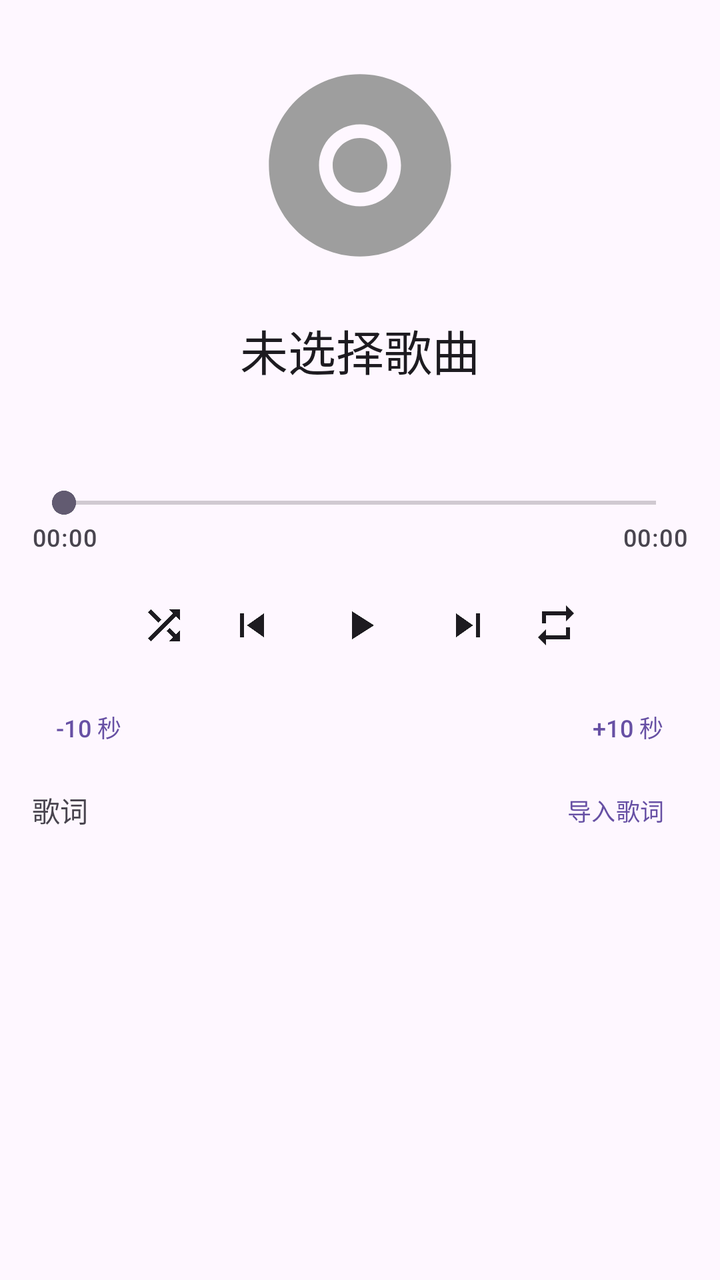
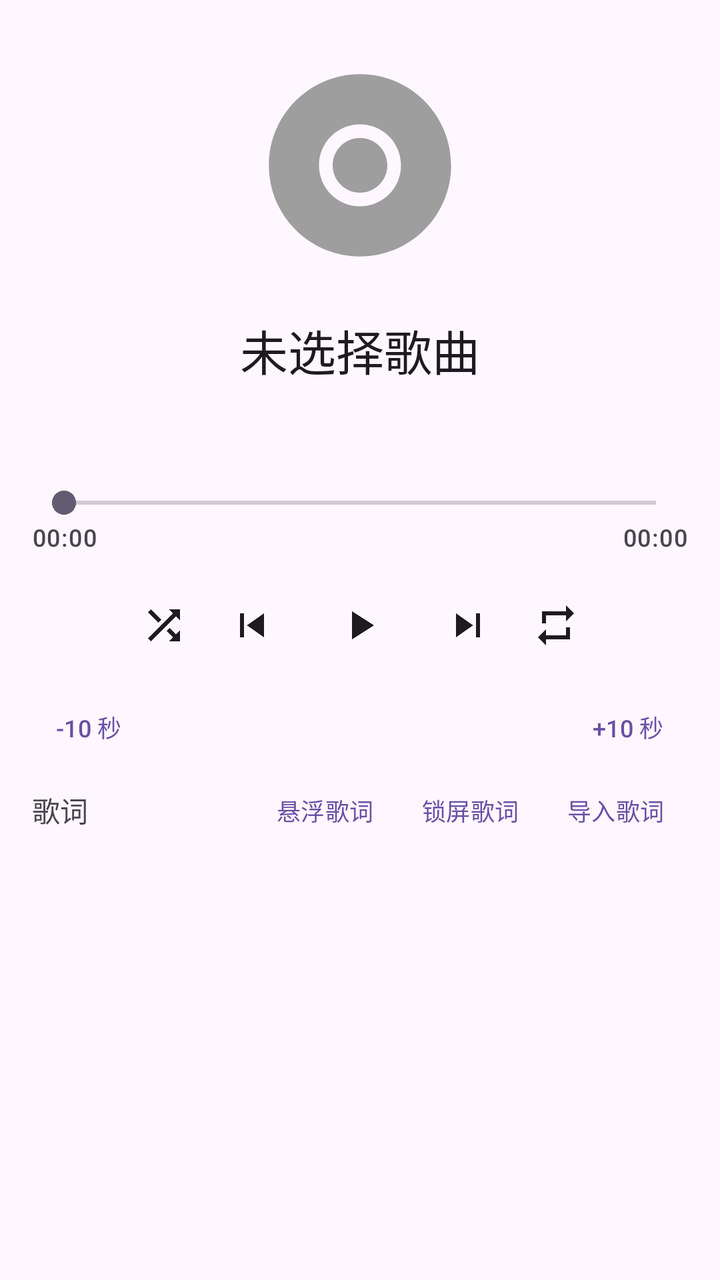

An Android layout rendered at two revisions. The XML below is the earlier revision; the diff shows what the commit changed to produce the second picture.
<!-- AndroidManifest.xml: application theme Theme.MusicPlayer -->
<!-- res/layout/fragment_player.xml -->
<?xml version="1.0" encoding="utf-8"?>
<LinearLayout xmlns:android="http://schemas.android.com/apk/res/android"
    xmlns:app="http://schemas.android.com/apk/res-auto"
    xmlns:tools="http://schemas.android.com/tools"
    android:layout_width="match_parent"
    android:layout_height="match_parent"
    android:background="?attr/colorSurface"
    android:orientation="vertical"
    android:padding="16dp"
    tools:ignore="Overdraw">

    <ImageView
        android:id="@+id/artwork"
        android:layout_width="match_parent"
        android:layout_height="0dp"
        android:layout_weight="2"
        android:contentDescription="@string/album_art"
        android:padding="12dp"
        android:scaleType="fitCenter"
        android:src="@drawable/ic_album_placeholder" />

    <TextView
        android:id="@+id/title"
        android:layout_width="match_parent"
        android:layout_height="wrap_content"
        android:layout_marginTop="8dp"
        android:ellipsize="end"
        android:gravity="center"
        android:maxLines="1"
        android:text="@string/no_track_selected"
        android:textAppearance="?attr/textAppearanceHeadlineSmall" />

    <TextView
        android:id="@+id/artist"
        android:layout_width="match_parent"
        android:layout_height="wrap_content"
        android:ellipsize="end"
        android:gravity="center"
        android:maxLines="1"
        android:textAppearance="?attr/textAppearanceTitleMedium"
        android:textColor="?attr/colorOnSurfaceVariant" />

    <TextView
        android:id="@+id/album"
        android:layout_width="match_parent"
        android:layout_height="wrap_content"
        android:ellipsize="end"
        android:gravity="center"
        android:maxLines="1"
        android:textAppearance="?attr/textAppearanceBodySmall"
        android:textColor="?attr/colorOnSurfaceVariant" />

    <SeekBar
        android:id="@+id/seekBar"
        android:layout_width="match_parent"
        android:layout_height="wrap_content"
        android:layout_marginTop="12dp"
        android:max="0" />

    <LinearLayout
        android:layout_width="match_parent"
        android:layout_height="wrap_content"
        android:orientation="horizontal">

        <TextView
            android:id="@+id/timeCurrent"
            android:layout_width="wrap_content"
            android:layout_height="wrap_content"
            android:text="@string/time_zero"
            android:textAppearance="?attr/textAppearanceLabelMedium"
            android:textColor="?attr/colorOnSurfaceVariant" />

        <Space
            android:layout_width="0dp"
            android:layout_height="1dp"
            android:layout_weight="1" />

        <TextView
            android:id="@+id/timeTotal"
            android:layout_width="wrap_content"
            android:layout_height="wrap_content"
            android:text="@string/time_zero"
            android:textAppearance="?attr/textAppearanceLabelMedium"
            android:textColor="?attr/colorOnSurfaceVariant" />

    </LinearLayout>

    <LinearLayout
        android:layout_width="match_parent"
        android:layout_height="wrap_content"
        android:layout_marginTop="4dp"
        android:gravity="center"
        android:orientation="horizontal">

        <ImageButton
            android:id="@+id/btnShuffle"
            style="@style/MusicPlayerIconButton"
            android:contentDescription="@string/shuffle"
            android:src="@drawable/ic_shuffle" />

        <ImageButton
            android:id="@+id/btnPrevious"
            style="@style/MusicPlayerIconButton"
            android:contentDescription="@string/previous"
            android:src="@drawable/ic_skip_previous" />

        <ImageButton
            android:id="@+id/btnPlayPause"
            style="@style/MusicPlayerIconButton"
            android:layout_width="64dp"
            android:layout_height="64dp"
            android:contentDescription="@string/play_pause"
            android:padding="16dp"
            android:src="@drawable/ic_play" />

        <ImageButton
            android:id="@+id/btnNext"
            style="@style/MusicPlayerIconButton"
            android:contentDescription="@string/next"
            android:src="@drawable/ic_skip_next" />

        <ImageButton
            android:id="@+id/btnRepeat"
            style="@style/MusicPlayerIconButton"
            android:contentDescription="@string/repeat"
            android:src="@drawable/ic_repeat" />

    </LinearLayout>

    <LinearLayout
        android:layout_width="match_parent"
        android:layout_height="wrap_content"
        android:gravity="center_vertical"
        android:orientation="horizontal">

        <com.google.android.material.button.MaterialButton
            android:id="@+id/btnRewind"
            style="@style/Widget.Material3.Button.TextButton"
            android:layout_width="wrap_content"
            android:layout_height="wrap_content"
            android:minWidth="0dp"
            android:contentDescription="@string/seek_backward_description"
            android:minHeight="0dp"
            android:text="@string/seek_backward"
            android:textSize="12sp" />

        <Space
            android:layout_width="0dp"
            android:layout_height="1dp"
            android:layout_weight="1" />

        <com.google.android.material.button.MaterialButton
            android:id="@+id/btnForward"
            style="@style/Widget.Material3.Button.TextButton"
            android:layout_width="wrap_content"
            android:layout_height="wrap_content"
            android:minWidth="0dp"
            android:contentDescription="@string/seek_forward_description"
            android:minHeight="0dp"
            android:text="@string/seek_forward"
            android:textSize="12sp" />

    </LinearLayout>

    <LinearLayout
        android:layout_width="match_parent"
        android:layout_height="wrap_content"
        android:layout_marginTop="4dp"
        android:gravity="center_vertical"
        android:orientation="horizontal">

        <TextView
            android:layout_width="0dp"
            android:layout_height="wrap_content"
            android:layout_weight="1"
            android:text="@string/lyrics_title"
            android:textAppearance="?attr/textAppearanceTitleSmall"
            android:textColor="?attr/colorOnSurfaceVariant" />

        <com.google.android.material.button.MaterialButton
            android:id="@+id/btnImportLyrics"
            style="@style/Widget.Material3.Button.TextButton"
            android:layout_width="wrap_content"
            android:layout_height="wrap_content"
            android:minWidth="0dp"
            android:minHeight="0dp"
            android:text="@string/import_lyrics"
            android:textSize="12sp" />

    </LinearLayout>

    <FrameLayout
        android:layout_width="match_parent"
        android:layout_height="0dp"
        android:layout_weight="3">

        <ScrollView
            android:id="@+id/lyricScroll"
            android:layout_width="match_parent"
            android:layout_height="match_parent"
            android:fillViewport="true"
            android:scrollbars="none">

            <LinearLayout
                android:id="@+id/lyricContainer"
                android:layout_width="match_parent"
                android:layout_height="wrap_content"
                android:orientation="vertical"
                android:paddingTop="8dp"
                android:paddingBottom="24dp" />

        </ScrollView>

        <TextView
            android:id="@+id/lyricEmpty"
            android:layout_width="match_parent"
            android:layout_height="match_parent"
            android:gravity="center"
            android:text="@string/no_lyrics"
            android:textAppearance="?attr/textAppearanceBodyMedium"
            android:textColor="?attr/colorOnSurfaceVariant"
            android:visibility="gone" />

    </FrameLayout>

</LinearLayout>
<!-- resources referenced by this layout -->
<resources>
  <!-- drawable ic_play (drawable) -->
  <?xml version="1.0" encoding="utf-8"?>
  <vector xmlns:android="http://schemas.android.com/apk/res/android"
      android:width="24dp"
      android:height="24dp"
      android:viewportWidth="24"
      android:viewportHeight="24">
      <path
          android:fillColor="#FF000000"
          android:pathData="M8,5v14l11,-7z" />
  </vector>
  <!-- drawable ic_repeat (drawable) -->
  <?xml version="1.0" encoding="utf-8"?>
  <vector xmlns:android="http://schemas.android.com/apk/res/android"
      android:width="24dp"
      android:height="24dp"
      android:viewportWidth="24"
      android:viewportHeight="24">
      <path
          android:fillColor="#FF000000"
          android:pathData="M7,7h10v3l4,-4l-4,-4v3H5v6h2V7zM17,17H7v-3l-4,4l4,4v-3h12v-6h-2v4z" />
  </vector>
  <!-- drawable ic_shuffle (drawable) -->
  <?xml version="1.0" encoding="utf-8"?>
  <vector xmlns:android="http://schemas.android.com/apk/res/android"
      android:width="24dp"
      android:height="24dp"
      android:viewportWidth="24"
      android:viewportHeight="24">
      <path
          android:fillColor="#FF000000"
          android:pathData="M10.59,9.17L5.41,4 4,5.41l5.17,5.17 1.42,-1.41zM14.5,4l2.04,2.04L4,18.59 5.41,20 17.96,7.46 20,9.5V4h-5.5zM14.83,13.41l-1.41,1.41 3.13,3.13L14.5,20H20v-5.5l-2.04,2.04 -3.13,-3.13z" />
  </vector>
  <!-- drawable ic_skip_next (drawable) -->
  <?xml version="1.0" encoding="utf-8"?>
  <vector xmlns:android="http://schemas.android.com/apk/res/android"
      android:width="24dp"
      android:height="24dp"
      android:viewportWidth="24"
      android:viewportHeight="24">
      <path
          android:fillColor="#FF000000"
          android:pathData="M6,18l8.5,-6L6,6v12zM16,6v12h2V6h-2z" />
  </vector>
  <!-- drawable ic_skip_previous (drawable) -->
  <?xml version="1.0" encoding="utf-8"?>
  <vector xmlns:android="http://schemas.android.com/apk/res/android"
      android:width="24dp"
      android:height="24dp"
      android:viewportWidth="24"
      android:viewportHeight="24">
      <path
          android:fillColor="#FF000000"
          android:pathData="M6,6h2v12H6zM9.5,12l8.5,6V6z" />
  </vector>
  <string name="album_art">专辑封面</string>
  <string name="import_lyrics">导入歌词</string>
  <string name="lyrics_title">歌词</string>
  <string name="next">下一首</string>
  <string name="no_lyrics">暂无歌词\n可将同名 .lrc 文件放入应用歌词目录</string>
  <string name="no_track_selected">未选择歌曲</string>
  <string name="play_pause">播放 / 暂停</string>
  <string name="previous">上一首</string>
  <string name="repeat">切换循环模式</string>
  <string name="seek_backward">-10 秒</string>
  <string name="seek_backward_description">快退 10 秒</string>
  <string name="seek_forward">+10 秒</string>
  <string name="seek_forward_description">快进 10 秒</string>
  <string name="shuffle">切换随机播放</string>
  <string name="time_zero">00:00</string>
  <style name="MusicPlayerIconButton">
          <item name="android:layout_width">44dp</item>
          <item name="android:layout_height">48dp</item>
          <item name="android:background">?attr/selectableItemBackgroundBorderless</item>
          <item name="android:padding">10dp</item>
          <item name="android:scaleType">center</item>
          <item name="android:tint">?attr/colorOnSurface</item>
      </style>
  <style name="Theme.MusicPlayer" parent="Theme.Material3.DayNight.NoActionBar">
          <item name="android:windowBackground">?attr/colorSurface</item>
      </style>
  <color name="album_placeholder">#FF9E9E9E</color>
  <!-- unchanged entries left out for length: 1 -->
</resources>

<!-- the commit's change to res/layout/fragment_player.xml (unified diff, before → after) -->
@@ -178,6 +178,26 @@
             android:textColor="?attr/colorOnSurfaceVariant" />
 
         <com.google.android.material.button.MaterialButton
+            android:id="@+id/btnFloatingLyrics"
+            style="@style/Widget.Material3.Button.TextButton"
+            android:layout_width="wrap_content"
+            android:layout_height="wrap_content"
+            android:minWidth="0dp"
+            android:minHeight="0dp"
+            android:text="@string/floating_lyrics"
+            android:textSize="12sp" />
+
+        <com.google.android.material.button.MaterialButton
+            android:id="@+id/btnLockLyrics"
+            style="@style/Widget.Material3.Button.TextButton"
+            android:layout_width="wrap_content"
+            android:layout_height="wrap_content"
+            android:minWidth="0dp"
+            android:minHeight="0dp"
+            android:text="@string/lock_lyrics"
+            android:textSize="12sp" />
+
+        <com.google.android.material.button.MaterialButton
             android:id="@+id/btnImportLyrics"
             style="@style/Widget.Material3.Button.TextButton"
             android:layout_width="wrap_content"
<!-- resource entries referenced after the edit -->
@@ -56,7 +56,9 @@
           android:pathData="M6,6h2v12H6zM9.5,12l8.5,6V6z" />
   </vector>
   <string name="album_art">专辑封面</string>
+  <string name="floating_lyrics">悬浮歌词</string>
   <string name="import_lyrics">导入歌词</string>
+  <string name="lock_lyrics">锁屏歌词</string>
   <string name="lyrics_title">歌词</string>
   <string name="next">下一首</string>
   <string name="no_lyrics">暂无歌词\n可将同名 .lrc 文件放入应用歌词目录</string>
